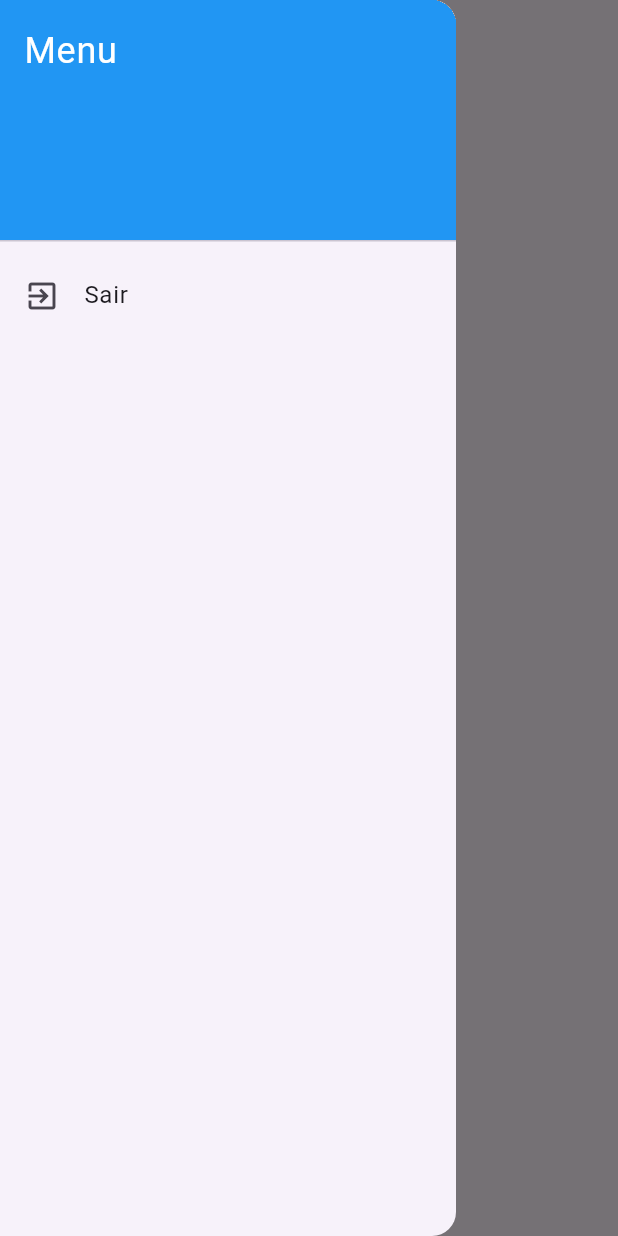
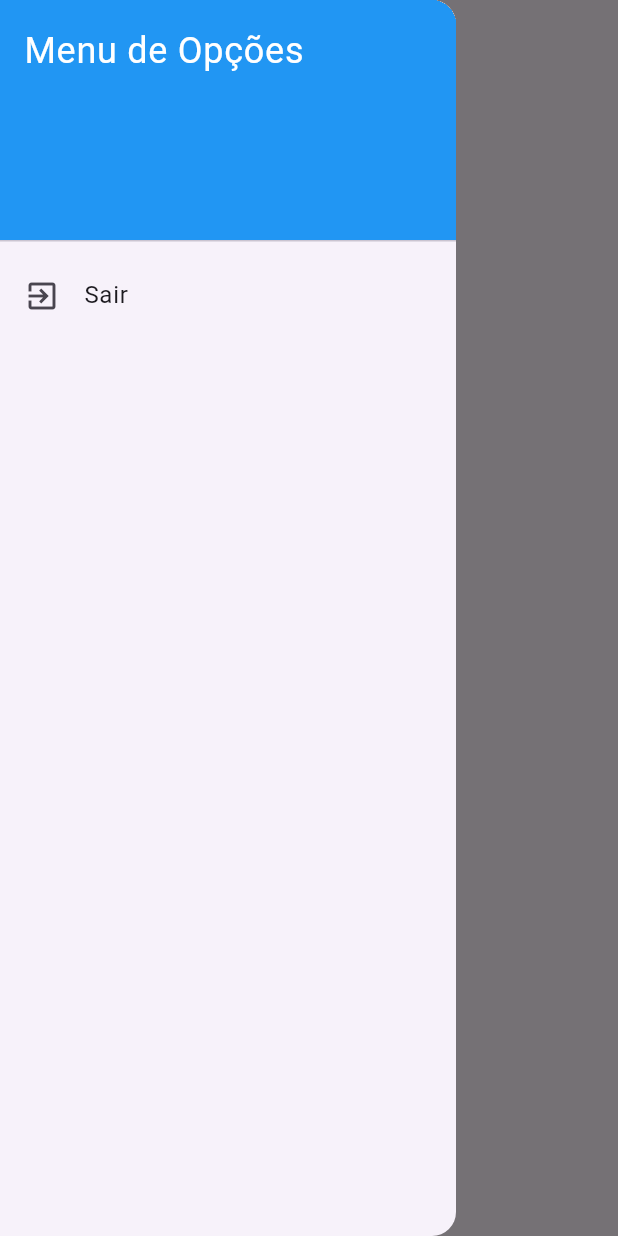
Before and after one commit to LeonardoMessaWagner/flutter_trabalho, a Flutter app: the screen it shows once a user with an empty profile is signed in, with the side drawer open, on a phone screen of 412 x 824 dp. Run offline on Flutter 3.47's test engine with Material 3 defaults, Android fonts, the light colour scheme and no system bars; our stand-ins replace firebase_auth, firebase_core; accounts and stored records are empty.

```diff
--- a/lib/paginas/home.dart
+++ b/lib/paginas/home.dart
@@ -1,4 +1,5 @@
 import 'package:flutter/material.dart';
+import 'package:flutter_trabalho/aplicativo.dart';
 import 'package:flutter_trabalho/servicos/auth.dart';
 import 'package:provider/provider.dart';
 
@@ -17,37 +18,50 @@ class _HomeState extends State<Home> {
     String? email = usuario?.email;
 
     String texto = "Bem-vindo $email";
+    String selectedPage = '';
 
     return Scaffold(
       appBar: AppBar(
         title: Text(texto),
-        leading: IconButton(
-          icon: Icon(Icons.menu),
-          onPressed: () {
-            Scaffold.of(context).openDrawer();
-          },
-        ),
+        leading: Builder(builder: (context) {
+          return IconButton(
+            icon: const Icon(Icons.menu),
+            onPressed: () {
+              Scaffold.of(context).openDrawer();
+            },
+          );
+        }),
       ),
       drawer: Drawer(
         child: ListView(
           padding: EdgeInsets.zero,
           children: <Widget>[
-            DrawerHeader(
+            const DrawerHeader(
               decoration: BoxDecoration(
                 color: Colors.blue,
               ),
               child: Text(
-                'Menu',
+                'Menu de Opções',
                 style: TextStyle(
                   color: Colors.white,
                   fontSize: 24,
                 ),
               ),
             ),
+            // ListTile(
+            //   leading: const Icon(Icons.message),
+            //   title: const Text('Messages'),
+            //   onTap: () {
+            //     setState(() {
+            //       selectedPage = 'Messages';
+            //     });
+            //   },
+            // ),
+
             ListTile(
-              leading: Icon(Icons.exit_to_app),
-              title: Text('Sair'),
-              onTap: () => {},
+              leading: const Icon(Icons.exit_to_app),
+              title: const Text('Sair'),
+              onTap: () => context.read<AuthService>().logout(),
             ),
           ],
         ),
--- a/lib/servicos/auth.dart
+++ b/lib/servicos/auth.dart
@@ -53,4 +53,9 @@ class AuthService extends ChangeNotifier {
       }
     }
   }
+
+  logout() async {
+    await _auth.signOut();
+    _getUser();
+  }
 }
```
